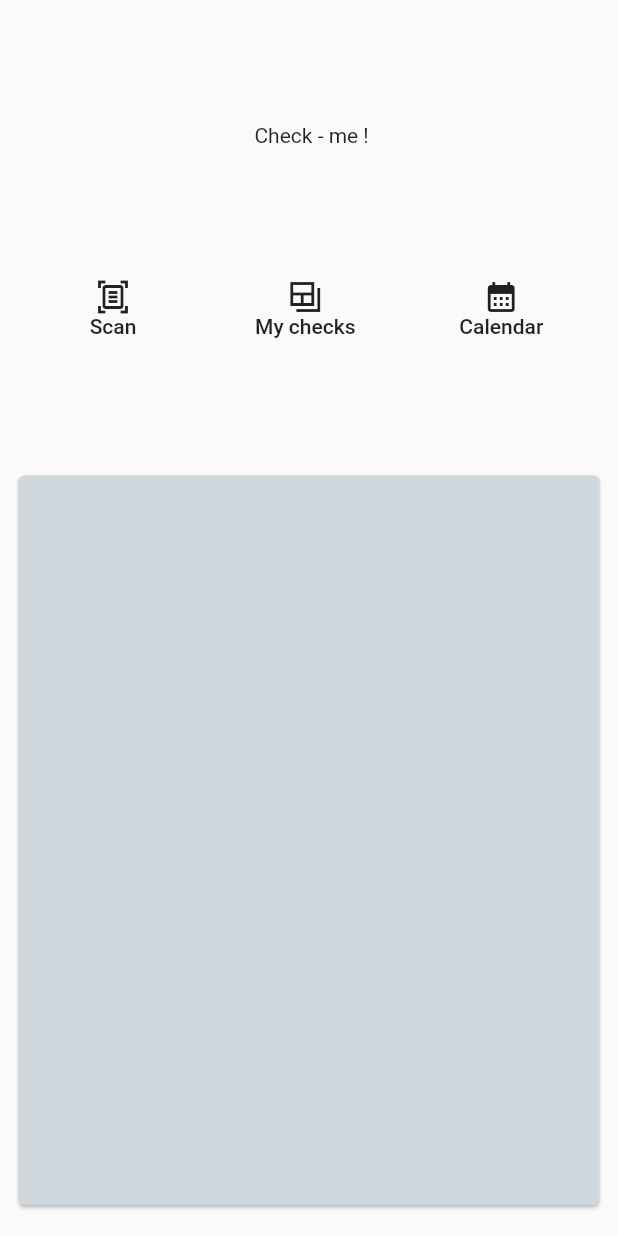
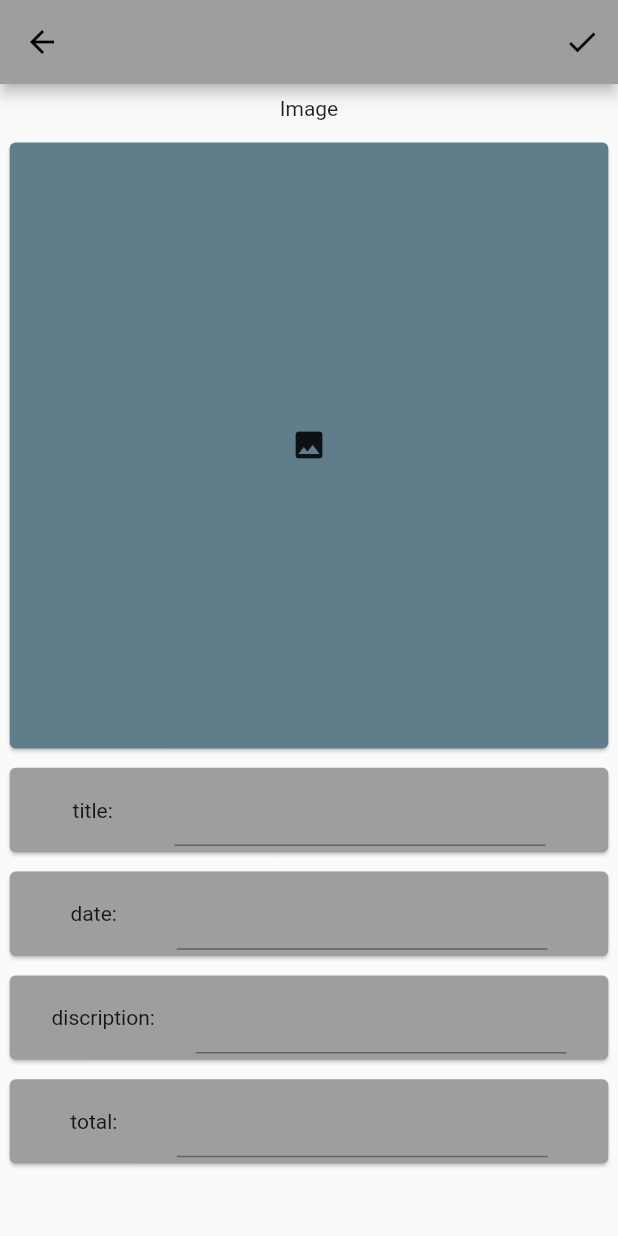
Before and after one commit to BorisKest/check_log, a Flutter app: the screen it shows after launch, after a tap on "Scan", on a phone screen of 412 x 824 dp. Run offline on Flutter 3.47's test engine with Material 2 defaults, Android fonts, the phone set to English and light mode, and no system bars; our stand-ins replace image_picker, sqflite; accounts and stored records are empty.

```diff
--- a/lib/main.dart
+++ b/lib/main.dart
@@ -1,7 +1,9 @@
+import 'package:chek_me/src/service/sql_service.dart';
 import 'package:chek_me/src/view/main_screen.dart';
 import 'package:flutter/material.dart';
 
-void main() {
+void main() async {
+  WidgetsFlutterBinding.ensureInitialized();
   runApp(const MyApp());
 }
 
@@ -17,7 +19,6 @@ class MyApp extends StatelessWidget {
         primarySwatch: Colors.grey,
       ),
       home: const HomeScreen(),
-
     );
   }
 }
--- /dev/null
+++ b/lib/src/service/google_ml_service.dart
@@ -0,0 +1 @@
+class GoogleMlKit {}
--- /dev/null
+++ b/lib/src/view/common/text_card.dart
@@ -0,0 +1,41 @@
+import 'package:flutter/material.dart';
+
+class TextFieldCard extends StatelessWidget {
+  TextFieldCard({
+    Key? key,
+    required this.size,
+    required this.text,
+    required this.textController,
+  }) : super(key: key);
+
+  final Size size;
+  final String text;
+  TextEditingController textController;
+
+  @override
+  Widget build(BuildContext context) {
+    return Padding(
+      padding: EdgeInsets.all(size.height * 0.003),
+      child: Card(
+        color: Colors.grey,
+        child: Column(children: [
+          Padding(
+            padding: EdgeInsets.all(size.height * 0.005),
+            child: Row(
+              mainAxisAlignment: MainAxisAlignment.spaceEvenly,
+              children: [
+                Text('$text: '),
+                SizedBox(
+                  width: size.width * 0.6,
+                  child: TextField(
+                    controller: textController,
+                  ),
+                ),
+              ],
+            ),
+          )
+        ]),
+      ),
+    );
+  }
+}
--- /dev/null
+++ b/lib/src/view/image_screen.dart
@@ -0,0 +1,90 @@
+import 'package:chek_me/src/view/common/text_card.dart';
+import 'package:flutter/material.dart';
+
+class ImageScreen extends StatefulWidget {
+  const ImageScreen({super.key});
+
+  @override
+  State<ImageScreen> createState() => _ImageScreenState();
+}
+
+class _ImageScreenState extends State<ImageScreen> {
+  late TextEditingController titleTextController;
+  late TextEditingController dateTextController;
+  late TextEditingController discriptionTextController;
+  late TextEditingController totalTextController;
+
+  @override
+  void initState() {
+    super.initState();
+    titleTextController = TextEditingController();
+    dateTextController = TextEditingController();
+    discriptionTextController = TextEditingController();
+    totalTextController = TextEditingController();
+  }
+
+  @override
+  Widget build(BuildContext context) {
+    Size size = MediaQuery.of(context).size;
+    return Scaffold(
+      appBar: AppBar(
+        actions: [
+          IconButton(
+            onPressed: () {
+              Navigator.pop(context);
+            },
+            icon: const Icon(Icons.done),
+          ),
+        ],
+      ),
+      body: Center(
+        child: SingleChildScrollView(
+          child: SizedBox(
+            height: size.height + size.height * 0.5,
+            child: Column(
+              children: [
+                Padding(
+                  padding: EdgeInsets.all(size.height * 0.01),
+                  child: const Text('Image'),
+                ),
+                Padding(
+                  padding: EdgeInsets.all(size.height * 0.003),
+                  child: SizedBox(
+                    height: size.height * 0.5,
+                    width: size.height * 0.5,
+                    child: const Card(
+                      color: Colors.blueGrey,
+                      child: Center(
+                        child: Icon(Icons.image),
+                      ),
+                    ),
+                  ),
+                ),
+                TextFieldCard(
+                  size: size,
+                  text: 'title',
+                  textController: titleTextController,
+                ),
+                TextFieldCard(
+                  size: size,
+                  text: 'date',
+                  textController: dateTextController,
+                ),
+                TextFieldCard(
+                  size: size,
+                  text: 'discription',
+                  textController: discriptionTextController,
+                ),
+                TextFieldCard(
+                  size: size,
+                  text: 'total',
+                  textController: totalTextController,
+                ),
+              ],
+            ),
+          ),
+        ),
+      ),
+    );
+  }
+}
--- a/lib/src/view/main_screen.dart
+++ b/lib/src/view/main_screen.dart
@@ -1,7 +1,8 @@
+import 'package:chek_me/src/view/calendar_screen.dart';
 import 'package:chek_me/src/view/common/my_button.dart';
+import 'package:chek_me/src/view/list_screen.dart';
+import 'package:chek_me/src/view/image_screen.dart';
 import 'package:flutter/material.dart';
-import 'package:flutter/src/widgets/container.dart';
-import 'package:flutter/src/widgets/framework.dart';
 
 class HomeScreen extends StatefulWidget {
   const HomeScreen({super.key});
@@ -28,19 +29,36 @@ class _HomeScreenState extends State<HomeScreen> {
             children: [
               MyButton(
                 size: size,
-                callback: () {},
+                callback: () {
+                  Navigator.of(context).push(
+                    MaterialPageRoute(
+                      builder: (context) {
+                        return const ImageScreen();
+                      },
+                    ),
+                  );
+                },
                 icon: Icons.document_scanner_outlined,
                 text: 'Scan',
               ),
               MyButton(
                 size: size,
-                callback: () {},
+                callback: () {
+                  Navigator.of(context).push(
+                    MaterialPageRoute(builder: (context) => const ListScreen()),
+                  );
+                },
                 icon: Icons.backup_table_sharp,
                 text: 'My checks',
               ),
               MyButton(
                 size: size,
-                callback: () {},
+                callback: () {
+                  Navigator.of(context).push(
+                    MaterialPageRoute(
+                        builder: (context) => const CalendarScreen()),
+                  );
+                },
                 icon: Icons.calendar_month,
                 text: 'Calendar',
               ),
@@ -60,9 +78,7 @@ class _HomeScreenState extends State<HomeScreen> {
                   padding: EdgeInsets.all(size.height * 0.1),
                   child: Padding(
                     padding: const EdgeInsets.all(8.0),
-                    child: ListView(
-
-                    ),
+                    child: ListView(),
                   ),
                 ),
               ),
```
Also changed, not shown: lib/src/service/database_service.dart (deleted, +0 -28 lines), lib/src/service/sql_service.dart (added, +32 -0 lines), lib/src/view/calendar_screen.dart (added, +15 -0 lines), lib/src/view/list_screen.dart (added, +28 -0 lines).
